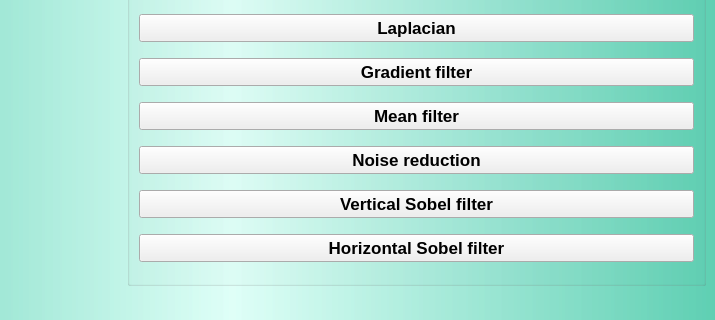
Qt form image_processing.ui (RitaPlusPlus/image-processing) before a commit; both pictures show x 252 to 967 and y 148 to 468 of the 967 by 608 pixel window.
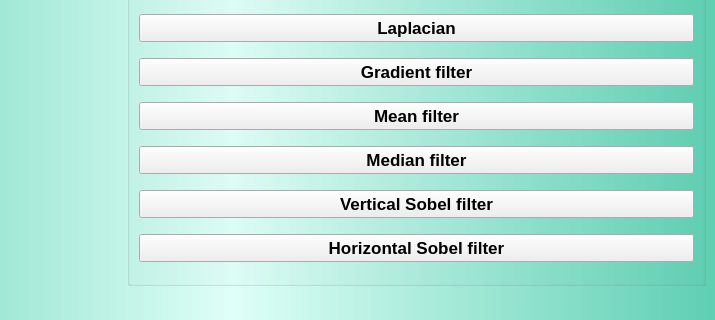
The same form after that commit.

Commit message: Button name changed

Patch:
```diff
--- a/image_processing.ui
+++ b/image_processing.ui
@@ -232,7 +232,7 @@
             </font>
            </property>
            <property name="text">
-            <string>Noise reduction</string>
+            <string>Median filter</string>
            </property>
           </widget>
          </item>
```
